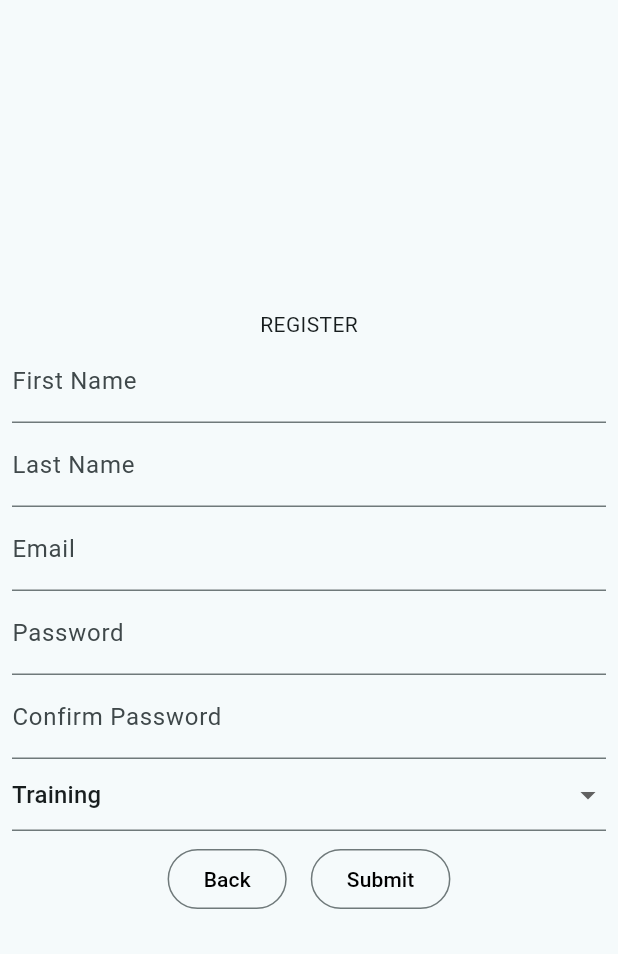
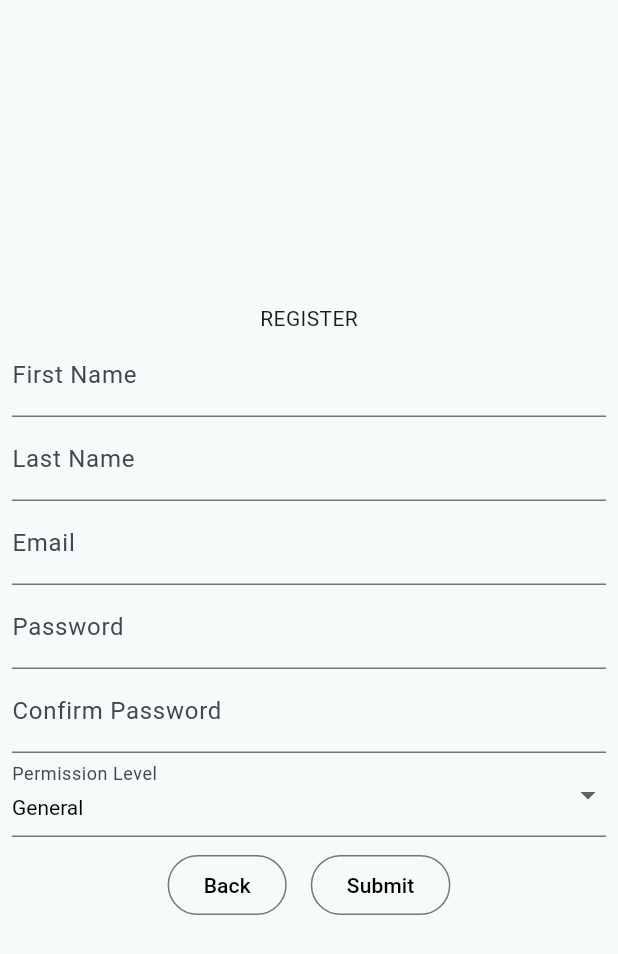
Before and after one commit to Pierre81385/glowing-octo-lamp, a Flutter app: the CreateUserComponent screen opened directly, on a phone screen of 412 x 824 dp. Shown: the top 954 px of the screen. Run offline on Flutter 3.47's test engine with Material 2 defaults, Android fonts, the phone set to English and light mode, and no system bars; our stand-ins replace socket_io_client; accounts and stored records are empty.

Commit message:
base user frontend and backend complete

```diff
--- a/lib/models/user_model.dart
+++ b/lib/models/user_model.dart
@@ -4,7 +4,7 @@ class User {
   late String lastName;
   late String email;
   late String password;
-  late String role;
+  late String type;
 
   User(
       {required this.id,
@@ -12,7 +12,7 @@ class User {
       required this.lastName,
       required this.email,
       required this.password,
-      required this.role});
+      required this.type});
 
   factory User.fromJson(Map<String, dynamic> user) {
     return User(
@@ -21,6 +21,6 @@ class User {
         lastName: user["lastName"],
         email: user["email"],
         password: user["password"],
-        role: user["role"]);
+        type: user["type"]);
   }
 }
--- a/lib/user_components/create_user.dart
+++ b/lib/user_components/create_user.dart
@@ -24,15 +24,15 @@ class _CreateUserComponentState extends State<CreateUserComponent> {
   final _passwordFocusNode = FocusNode();
   final _confirmPasswordTextController = TextEditingController();
   final _confirmPasswordFocusNode = FocusNode();
-  final _roleFocusNode = FocusNode();
+  final _typeFocusNode = FocusNode();
   bool _isProcessing = false;
   bool _error = false;
   String _message = "";
   Map<String, dynamic> _response = {};
-  String _selectedRole = "Training";
+  String _selectedtype = "General";
 
   Future<void> createUser(String firstName, String lastName, String email,
-      String password, String role) async {
+      String password, String type) async {
     try {
       await http
           .post(
@@ -44,7 +44,7 @@ class _CreateUserComponentState extends State<CreateUserComponent> {
                 'lastName': lastName,
                 'email': email,
                 'password': password,
-                'role': role
+                'type': type
               }))
           .then((response) {
         if (response.statusCode == 200) {
@@ -76,12 +76,24 @@ class _CreateUserComponentState extends State<CreateUserComponent> {
 
   List<DropdownMenuItem<String>> get dropdownItems {
     List<DropdownMenuItem<String>> menuItems = [
-      const DropdownMenuItem(value: "Training", child: Text("Training")),
-      const DropdownMenuItem(value: "BarBack", child: Text("BarBack")),
-      const DropdownMenuItem(value: "Expedite", child: Text("Expedite")),
-      const DropdownMenuItem(value: "Bartender", child: Text("Bartender")),
-      const DropdownMenuItem(value: "Server", child: Text("Server")),
-      const DropdownMenuItem(value: "Manager", child: Text("Manager")),
+      const DropdownMenuItem(
+          value: "Admin",
+          child: Text(
+            "Admin",
+            style: TextStyle(color: Colors.black),
+          )),
+      const DropdownMenuItem(
+          value: "General",
+          child: Text(
+            "General",
+            style: TextStyle(color: Colors.black),
+          )),
+      const DropdownMenuItem(
+          value: "Limited",
+          child: Text(
+            "Limited",
+            style: TextStyle(color: Colors.black),
+          )),
     ];
     return menuItems;
   }
@@ -98,7 +110,7 @@ class _CreateUserComponentState extends State<CreateUserComponent> {
                     _emailFocusNode.unfocus();
                     _passwordFocusNode.unfocus();
                     _confirmPasswordFocusNode.unfocus();
-                    _roleFocusNode.unfocus();
+                    _typeFocusNode.unfocus();
                   },
                   child: Padding(
                     padding: const EdgeInsets.all(8.0),
@@ -174,12 +186,17 @@ class _CreateUserComponentState extends State<CreateUserComponent> {
                             ),
                           ),
                           DropdownButtonFormField(
-                            value: _selectedRole,
+                            value: _selectedtype,
                             items: dropdownItems,
-                            focusNode: _roleFocusNode,
+                            focusNode: _typeFocusNode,
+                            style: const TextStyle(),
+                            decoration: const InputDecoration(
+                              labelText: "Permission Level",
+                              labelStyle: TextStyle(),
+                            ),
                             onChanged: (value) {
                               setState(() {
-                                _selectedRole = value!;
+                                _selectedtype = value!;
                               });
                             },
                           ),
@@ -208,7 +225,7 @@ class _CreateUserComponentState extends State<CreateUserComponent> {
                                             _emailFocusNode.unfocus();
                                             _passwordFocusNode.unfocus();
                                             _confirmPasswordFocusNode.unfocus();
-                                            _roleFocusNode.unfocus();
+                                            _typeFocusNode.unfocus();
                                             if (_createUserFormKey.currentState!
                                                 .validate()) {
                                               setState(() {
@@ -219,7 +236,7 @@ class _CreateUserComponentState extends State<CreateUserComponent> {
                                                   _lastNameTextController.text,
                                                   _emailTextController.text,
                                                   _passwordTextController.text,
-                                                  _selectedRole);
+                                                  _selectedtype);
                                             }
                                           },
                                           child: const Text(
@@ -249,7 +266,7 @@ class _CreateUserComponentState extends State<CreateUserComponent> {
                                 _emailTextController.text = "";
                                 _passwordTextController.text = "";
                                 _confirmPasswordTextController.text = "";
-                                _selectedRole = "Training";
+                                _selectedtype = "Training";
                                 _response = {};
                               });
                             },
--- a/lib/user_components/get_all_users.dart
+++ b/lib/user_components/get_all_users.dart
@@ -92,7 +92,7 @@ class _GetAllUsersComponentState extends State<GetAllUsersComponent> {
                                       isThreeLine: true,
                                       title: Text(
                                           '${user.firstName} ${user.lastName}'),
-                                      subtitle: Text(user.role),
+                                      subtitle: Text(user.type),
                                       trailing: DeleteUserComponent(
                                           id: _id, jwt: _jwt),
                                     );
--- a/lib/user_components/user_menu.dart
+++ b/lib/user_components/user_menu.dart
@@ -60,7 +60,7 @@ class _UserMenuComponentState extends State<UserMenuComponent> {
                         lastName: 'logout',
                         email: 'logout',
                         password: 'logout',
-                        role: 'logout');
+                        type: 'logout');
                   });
                   Navigator.of(context).push(MaterialPageRoute(
                       builder: (context) =>
```
Also changed, not shown: lib/user_components/get_user.dart (+13 -9 lines), lib/user_components/update_user.dart (+27 -20 lines), 3 other files.
